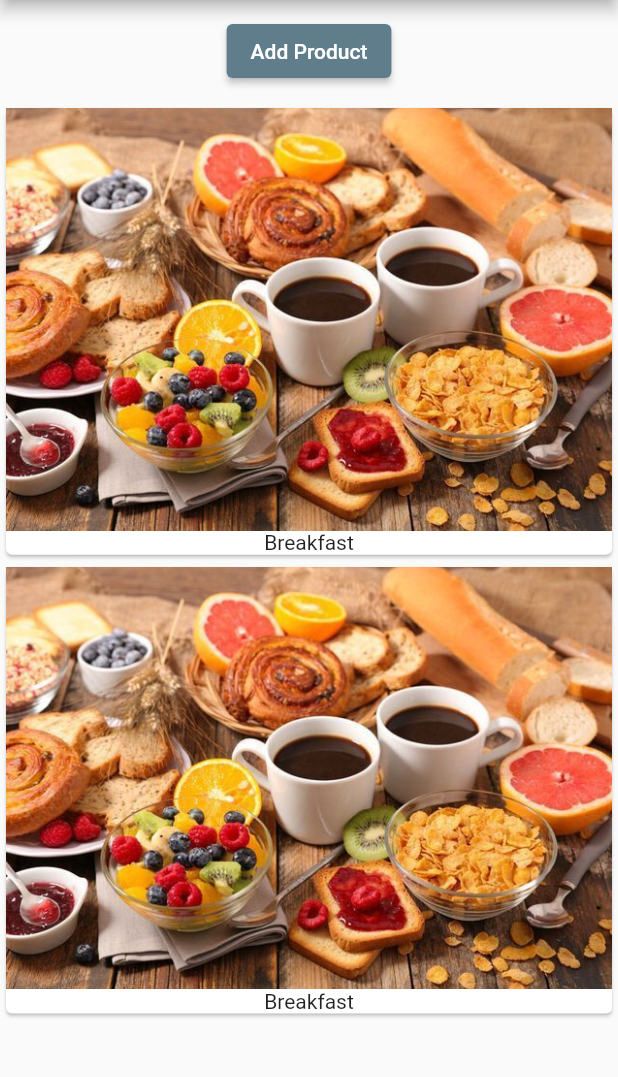
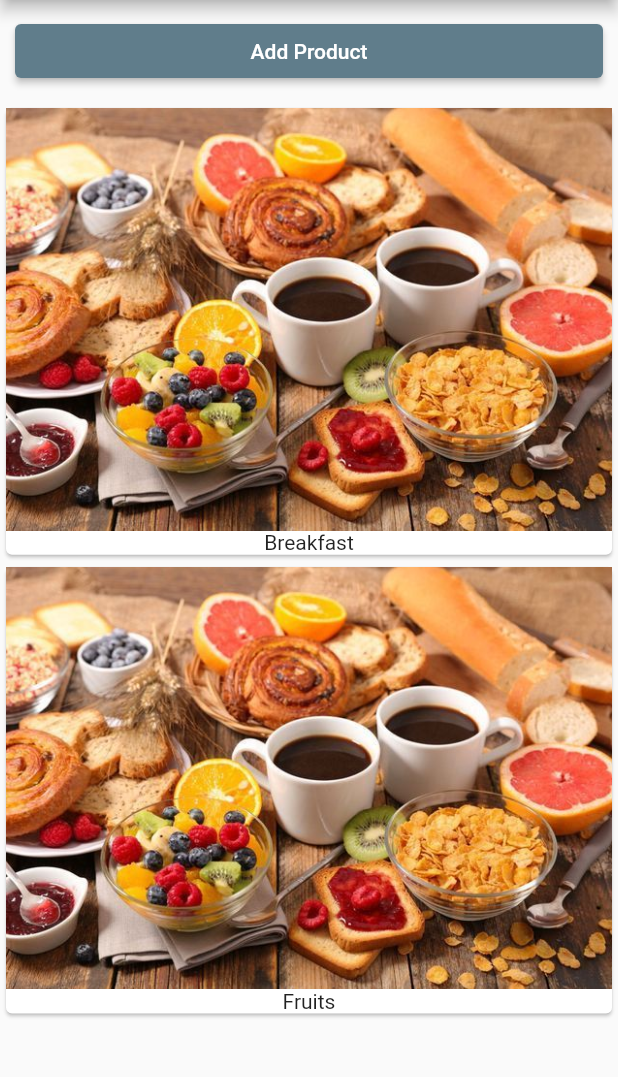
Before and after one commit to DogodaDozo/First-Flutter-App, a Flutter app: the screen it shows after launch, after a tap on "Add Product", on a phone screen of 412 x 824 dp, the part 84-1161 px from its top. Run offline on Flutter 3.47's test engine with Material 2 defaults, Android fonts, the phone set to English and light mode, and no system bars.

```diff
--- /dev/null
+++ b/First app/flutter_application_1/lib/product_controller.dart
@@ -0,0 +1,17 @@
+import 'package:flutter/material.dart';
+
+class ProductController extends StatelessWidget {
+  final Function addProduct;
+
+  ProductController(this.addProduct);
+
+  @override
+  Widget build(BuildContext context) {
+    return ElevatedButton(
+            onPressed: () {
+              addProduct('Fruits');
+            },
+            child: Text('Add Product'),
+          );
+  }
+}
--- a/First app/flutter_application_1/lib/product_manager.dart
+++ b/First app/flutter_application_1/lib/product_manager.dart
@@ -1,12 +1,12 @@
 import 'package:flutter/material.dart';
 
 import './products.dart';
+import './product_controller.dart';
 
 class ProductManager extends StatefulWidget {
   final String firstProduct;
 
   ProductManager({this.firstProduct = ''});
-
 
   @override
   State<StatefulWidget> createState() {
@@ -23,20 +23,21 @@ class _ProductManagerState extends State<ProductManager> {
     super.initState();
   }
 
+  void _addProducts(String product) {
+    setState(() {
+      _products.add(product);
+      return;
+    });
+  }
+
   @override
   Widget build(BuildContext context) {
-    return Column(
+    return ListView(
       children: [
         Container(
-            margin: EdgeInsets.all(10.0),
-            child: ElevatedButton(
-                onPressed: () {
-                  setState(() {
-                    _products.add('Breakfast');
-                    return;
-                  });
-                },
-                child: Text('Add Product'))),
+          margin: EdgeInsets.all(10.0),
+          child: ProductController(_addProducts),
+        ),
         Products(_products)
       ],
     );
```
Also changed, not shown: First app/flutter_application_1/lib/products.dart (+7 -6 lines).
